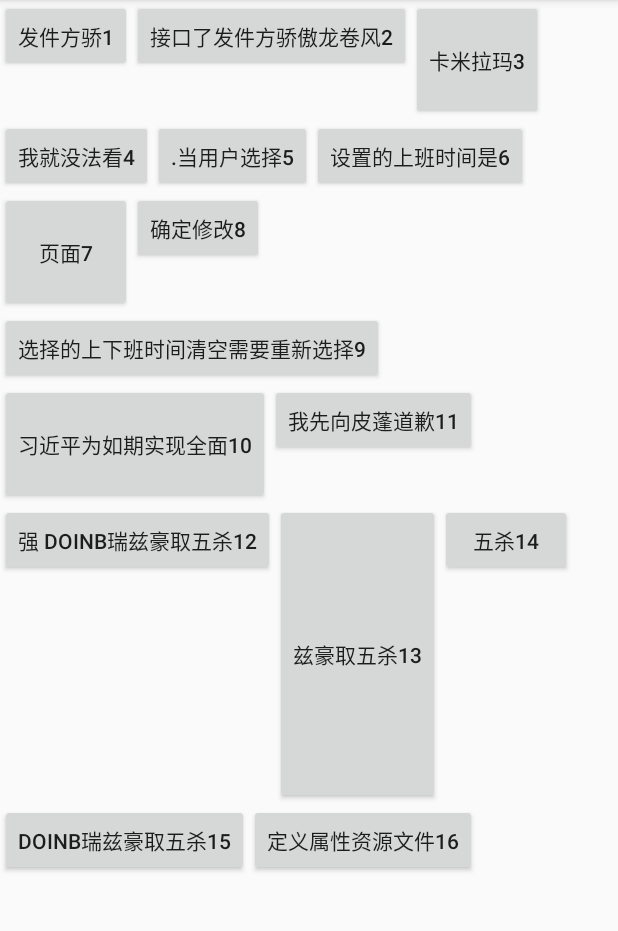
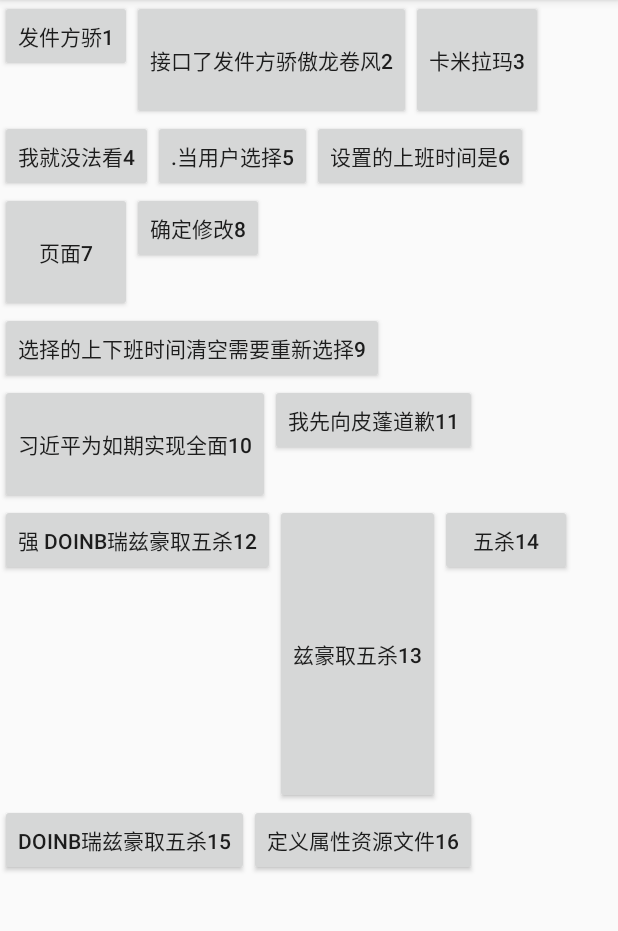
Before and after one commit to hezijie1234/FrameWorkSource_4, an Android app: the TestFlowActivity screen opened directly, with no data from a screen before it, on a phone screen of 412 x 824 dp, the part 84-1015 px from its top. Run offline under Robolectric (Android 15) with nearby library versions, the phone set to English and light mode, and no system bars.

Commit message:
当子view高度为march_parent时的重新测量。

```diff
--- a/app/src/main/java/com/zijie/frameworksource_4/MyFlowLayout.java
+++ b/app/src/main/java/com/zijie/frameworksource_4/MyFlowLayout.java
@@ -17,6 +17,7 @@ public class MyFlowLayout extends ViewGroup {
     private List<View> curLineViews;
     private List<List<View>> allLines;
     private List<Integer> lineHeight;
+
     public MyFlowLayout(Context context) {
         this(context, null);
     }
@@ -27,7 +28,7 @@ public class MyFlowLayout extends ViewGroup {
 
     public MyFlowLayout(Context context, AttributeSet attrs, int defStyleAttr) {
         super(context, attrs, defStyleAttr);
-        Log.e(TAG, "MyFlowLayout: "  );
+        Log.e(TAG, "MyFlowLayout: ");
     }
 
     private void init() {
@@ -57,32 +58,52 @@ public class MyFlowLayout extends ViewGroup {
             if (curLineWidth + child.getMeasuredWidth() > widthSize) {
                 allLines.add(curLineViews);
                 //记录每一行的行高
-                Log.e(TAG, "这一行的高度" + curLineHeight );
+                Log.e(TAG, "这一行的高度" + curLineHeight);
                 lineHeight.add(curLineHeight);
                 curLineViews = new ArrayList<>();
                 //换行时流式布局的高度需要累加
                 curHeight += curLineHeight;
                 //换行时流式布局的宽度要取最大值
-                curWidth = Math.max(curWidth,curLineWidth);
+                curWidth = Math.max(curWidth, curLineWidth);
                 curLineHeight = 0;
                 curLineWidth = 0;
             }
+            LayoutParams layoutParams = child.getLayoutParams();
             //当前行的宽度需要累加
             curLineWidth += child.getMeasuredWidth();
             //当前行的高度需要取最大高度
-            curLineHeight = Math.max(curLineHeight,child.getMeasuredHeight());
+            if (layoutParams.height != LayoutParams.MATCH_PARENT)
+                curLineHeight = Math.max(curLineHeight, child.getMeasuredHeight());
             curLineViews.add(child);
             //将最后一行加入
-            if (i == getChildCount() - 1){
+            if (i == getChildCount() - 1) {
                 allLines.add(curLineViews);
                 lineHeight.add(curLineHeight);
-                Log.e(TAG, "这一行的高度" + curLineHeight );
+                Log.e(TAG, "这一行的高度" + curLineHeight);
                 curHeight += curLineHeight;
-                curWidth = Math.max(curWidth,curLineWidth);
+                curWidth = Math.max(curWidth, curLineWidth);
             }
         }
-        Log.e(TAG, "onMeasure: 宽度=" + curWidth + "------高度=" + curHeight );
-        setMeasuredDimension(widthMode == MeasureSpec.EXACTLY ? widthSize : curWidth,heightMode == MeasureSpec.EXACTLY ? heightSize : curHeight);
+        //重新测量高度为match_Parent时，子view的高度设置成这一行的最高高度
+        remeasureChild(widthMeasureSpec, heightMeasureSpec);
+        Log.e(TAG, "onMeasure: 宽度=" + curWidth + "------高度=" + curHeight);
+        setMeasuredDimension(widthMode == MeasureSpec.EXACTLY ? widthSize : curWidth, heightMode == MeasureSpec.EXACTLY ? heightSize : curHeight);
+    }
+
+    private void remeasureChild(int widthMeasureSpec, int heightMeasureSpec) {
+        for (int i = 0; i < allLines.size(); i++) {
+            List<View> views = allLines.get(i);
+            int lineH = lineHeight.get(i);
+            for (int j = 0; j < views.size(); j++) {
+                View view = views.get(j);
+                LayoutParams layoutParams = view.getLayoutParams();
+                if (layoutParams.height == LayoutParams.MATCH_PARENT) {
+                    layoutParams.height = lineH;
+                    view.setLayoutParams(layoutParams);
+                    measureChild(view, widthMeasureSpec, heightMeasureSpec);
+                }
+            }
+        }
     }
 
     @Override
@@ -95,18 +116,18 @@ public class MyFlowLayout extends ViewGroup {
             List<View> curViews = allLines.get(i);
             l = 0;
             r = 0;
-            if (i > 0){
+            if (i > 0) {
                 t += lineHeight.get(i - 1);
                 b += lineHeight.get(i - 1);
             }
 
             for (int j = 0; j < curViews.size(); j++) {
                 View child = curViews.get(j);
-                if (j > 0){
+                if (j > 0) {
                     l += curViews.get(j - 1).getMeasuredWidth();
                 }
                 r += child.getMeasuredWidth();
-                child.layout(l,t,r,b + child.getMeasuredHeight());
+                child.layout(l, t, r, b + child.getMeasuredHeight());
             }
         }
     }
--- a/app/src/main/res/layout/activity_test_flow.xml
+++ b/app/src/main/res/layout/activity_test_flow.xml
@@ -1,23 +1,22 @@
 <?xml version="1.0" encoding="utf-8"?>
-<androidx.constraintlayout.widget.ConstraintLayout xmlns:android="http://schemas.android.com/apk/res/android"
+<RelativeLayout xmlns:android="http://schemas.android.com/apk/res/android"
     xmlns:app="http://schemas.android.com/apk/res-auto"
     xmlns:tools="http://schemas.android.com/tools"
     android:layout_width="match_parent"
     android:layout_height="match_parent"
     tools:context=".TestFlowActivity">
-    <ScrollView
-        android:layout_width="match_parent"
-        android:layout_height="match_parent">
+
+
         <com.zijie.frameworksource_4.MyFlowLayout
             android:layout_width="match_parent"
-            android:layout_height="wrap_content">
+            android:layout_height="match_parent">
             <Button
                 android:layout_width="wrap_content"
                 android:layout_height="wrap_content"
                 android:text="发件方骄1"/>
             <Button
                 android:layout_width="wrap_content"
-                android:layout_height="wrap_content"
+                android:layout_height="match_parent"
                 android:text="接口了发件方骄傲龙卷风2"/>
             <Button
                 android:layout_width="wrap_content"
@@ -76,5 +75,5 @@
                 android:layout_height="wrap_content"
                 android:text="定义属性资源文件16"/>
         </com.zijie.frameworksource_4.MyFlowLayout>
-    </ScrollView>
-</androidx.constraintlayout.widget.ConstraintLayout>
+
+</RelativeLayout>
```
